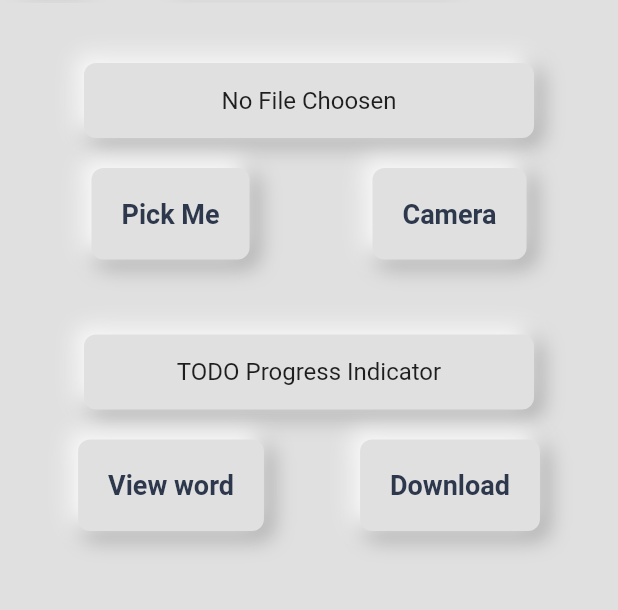
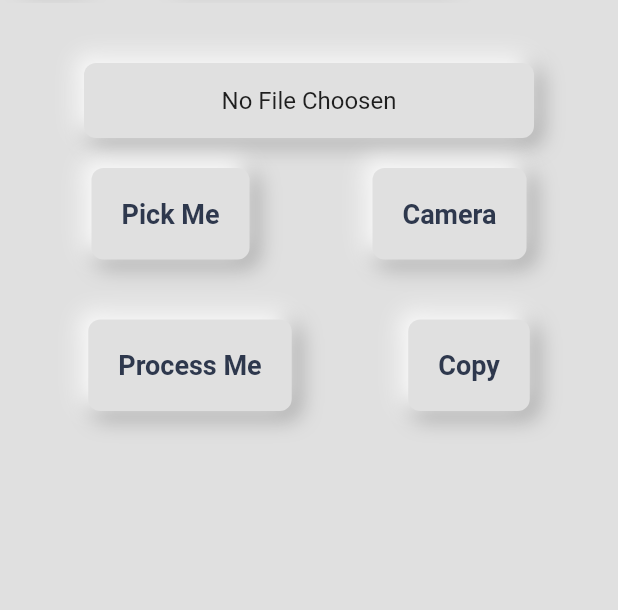
Before and after one commit to deepanshu-rajput-git/Pixel-Pen, a Flutter app: the HomePage screen opened directly, after a tap on "Pick Me", on a phone screen of 412 x 824 dp, the part 117-727 px from its top. Run offline on Flutter 3.47's test engine with Material 2 defaults, Android fonts, the light colour scheme and no system bars; our stand-ins replace animate_do, camera, file_picker, get, liquid_progress_indicator_v2, lottie and 1 more; missing offline and left inert: clipboard, google_mlkit_text_recognition.

Commit message:
image processing updated

```diff
--- a/lib/HomePage.dart
+++ b/lib/HomePage.dart
@@ -1,7 +1,8 @@
+import 'dart:io';
+
 import 'package:animate_do/animate_do.dart';
 import 'package:flutter/material.dart';
-import 'package:liquid_progress_indicator_v2/liquid_progress_indicator.dart';
-import 'package:pixel_pen/utils/ProgressIndicator.dart';
+import 'package:google_mlkit_text_recognition/google_mlkit_text_recognition.dart';
 import 'package:pixel_pen/utils/colors.dart';
 import 'package:pixel_pen/widgets/MainButton.dart';
 import 'package:file_picker/file_picker.dart';
@@ -17,6 +18,9 @@ class HomePage extends StatefulWidget {
 class _HomePageState extends State<HomePage> {
   FilePickerResult? filePicked; // pdf file picked
   String? selectedFileName;
+  String? imagePath;
+  final textRecogniser = TextRecognizer();
+  late final outputText;
   // Function to pick a image file
   Future<void> pickPDFFile() async {
     try {
@@ -28,15 +32,42 @@ class _HomePageState extends State<HomePage> {
       if (result != null) {
         PlatformFile file = result.files.first;
         String fileName = file.name;
-
+        String? path = file.path;
+        print("BadBoy---------");
+        print(path);
         // Update the UI with the selected file name
         setState(() {
           selectedFileName = fileName;
           filePicked = result;
+          imagePath = path;
         });
       }
     } catch (e) {
       print("Error picking image : $e");
+    }
+  }
+
+  //It will take care of scanning text from image
+  Future<void> scanImage() async {
+    // if (cameraController == null) {
+    //   return;
+    // }
+    // final navigator = Navigator.of(context);
+    try {
+      // final pictureFile = await cameraController!.takePicture();
+      final file = File(imagePath!);
+      final inputImage = InputImage.fromFile(file);
+      final recognizerText = await textRecogniser.processImage(inputImage);
+      setState(() {
+        outputText = recognizerText.text;
+      });
+      // print(outputText);
+    } catch (e) {
+      ScaffoldMessenger.of(context).showSnackBar(
+        const SnackBar(
+          content: Text('An error occurred when scanning text'),
+        ),
+      );
     }
   }
 
@@ -155,7 +186,7 @@ class _HomePageState extends State<HomePage> {
                         duration: Duration(seconds: 2),
                         child: Text(
                           selectedFileName != null
-                              ? 'Selected PDF : $selectedFileName'
+                              ? 'Selected Image :   $selectedFileName'
                               : "No File Choosen",
                           style: const TextStyle(fontSize: 16),
                           overflow: TextOverflow.ellipsis,
@@ -198,14 +229,11 @@ class _HomePageState extends State<HomePage> {
                   ),
                 ],
               ),
-              // const MyProgressIndicator(progress: 0.1),
-              SizedBox(height: 30),
-              Row(
-                mainAxisAlignment: MainAxisAlignment.center,
-                children: [
-                  Container(
-                    width: 300,
-                    height: 100 / 2,
+
+              filePicked != null
+                  ? Container(
+                      height: 250, // Adjust the height as needed
+                      width: 250,
                       decoration: BoxDecoration(
                           color: AppColors.backgroundColor!,
                           borderRadius: BorderRadius.circular(8),
@@ -220,39 +248,34 @@ class _HomePageState extends State<HomePage> {
                                 blurRadius: 12,
                                 offset: Offset(-4, -4),
                                 spreadRadius: 1),
-                        ]),
-                    child: Center(
+                          ]), // Adjust the width as needed
                       child: FadeIn(
-                        duration: Duration(seconds: 2),
-                        child: const Text(
-                          "TODO Progress Indicator",
-                          style: TextStyle(fontSize: 16),
-                          overflow: TextOverflow.ellipsis,
-                          maxLines: 1,
+                        duration: Duration(seconds: 8),
+                        child: Image.file(
+                          File(imagePath!),
                         ),
-                      ),
-                    ),
-                  ),
-                ],
-              ),
+                      ))
+                  : Container(),
+              // const MyProgressIndicator(progress: 0.1),
+
               Row(
                 mainAxisAlignment: MainAxisAlignment.spaceAround,
                 children: [
                   MainButton(
                     child: const Text(
-                      "View word",
+                      "Process Me",
                       style: TextStyle(
                           fontWeight: FontWeight.bold,
                           fontSize: 18,
                           color: AppColors.titleColor),
                     ),
                     onPressed: () {
-                      // TODO: View word file implementation
+                      scanImage();
                     },
                   ),
                   MainButton(
                     child: const Text(
-                      "Download",
+                      "Copy",
                       style: TextStyle(
                           fontWeight: FontWeight.bold,
                           fontSize: 18,
@@ -264,6 +287,32 @@ class _HomePageState extends State<HomePage> {
                   ),
                 ],
               ),
+              filePicked != null
+                  ? Container(
+                      height: 250, // Adjust the height as needed
+                      width: 250,
+                      decoration: BoxDecoration(
+                          color: AppColors.backgroundColor!,
+                          borderRadius: BorderRadius.circular(8),
+                          boxShadow: [
+                            BoxShadow(
+                                color: AppColors.darkColor!,
+                                blurRadius: 12,
+                                offset: const Offset(4, 4),
+                                spreadRadius: 1),
+                            const BoxShadow(
+                                color: Colors.white,
+                                blurRadius: 12,
+                                offset: Offset(-4, -4),
+                                spreadRadius: 1),
+                          ]), // Adjust the width as needed
+                      child: FadeIn(
+                        duration: Duration(seconds: 8),
+                        child: Image.file(
+                          File(imagePath!),
+                        ),
+                      ))
+                  : Container(),
             ],
           ),
         ),
```
Lines whose indentation alone changed are shown as unchanged.
